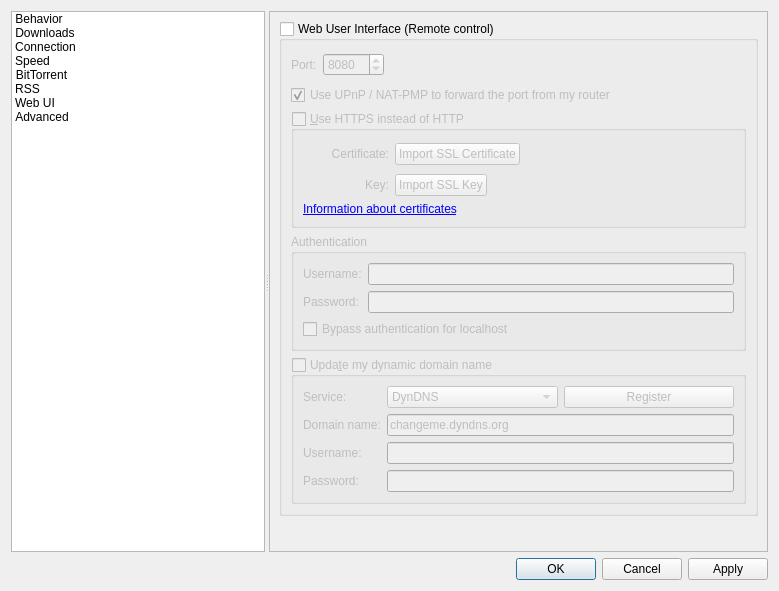
Old version of the form src/gui/optionsdlg.ui in the repository SysAdminDoc/qBittorrent-Vanced.
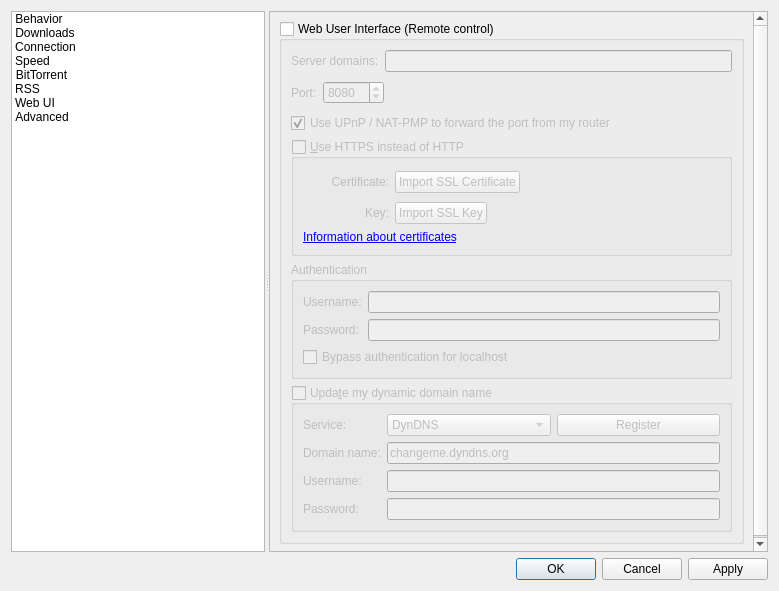
New version of the form. The open tabs and pages were chosen to show the change. Icons and pictures are not drawn. Custom widgets are drawn as their Qt base class.

The edit to the form file:
```diff
--- a/src/gui/optionsdlg.ui
+++ b/src/gui/optionsdlg.ui
@@ -2693,8 +2693,8 @@
             <rect>
              <x>0</x>
              <y>0</y>
-             <width>432</width>
-             <height>569</height>
+             <width>518</width>
+             <height>602</height>
             </rect>
            </property>
            <layout class="QVBoxLayout" name="verticalLayout_23">
@@ -2710,6 +2710,28 @@
                <bool>false</bool>
               </property>
               <layout class="QVBoxLayout" name="verticalLayout_2">
+               <item>
+                <layout class="QHBoxLayout" name="horizontalLayout_10">
+                 <item>
+                  <widget class="QLabel" name="labelServerDomains">
+                   <property name="text">
+                    <string>Server domains:</string>
+                   </property>
+                  </widget>
+                 </item>
+                 <item>
+                  <widget class="QLineEdit" name="textSeverDomains">
+                   <property name="toolTip">
+                    <string>Whitelist for filtering HTTP Host header values.
+In order to defend against DNS rebinding attack,
+you should put in domain names used by WebUI server.
+
+Use ';' to split multiple entries. Can use wildcard '*'.</string>
+                   </property>
+                  </widget>
+                 </item>
+                </layout>
+               </item>
                <item>
                 <layout class="QHBoxLayout" name="horizontalLayout_2">
                  <item>
```
Left out of the diff: 2 changed lines with no effect on the pictures.
